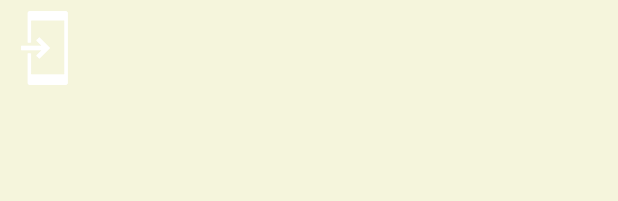
After one commit to TrevorTWX/HackGT2018, an Android app: the layout activity_multinavigate.xml on its own in the app's theme, with its tools: preview values and no code run, on a phone screen of 412 x 824 dp. The commit adds this screen. Shown: the top 201 px of the screen. Run offline under Robolectric (Android 15) with nearby library versions, the phone set to English and light mode, and no system bars; network calls fail; Roboto replaces fonts that are not available here.

Commit message:
NewNavActivity

```diff
--- a/android_trevor/BarcodeReaderSample-master/app/src/main/java/com/varvet/barcodereadersample/NavigationActivity.java
+++ b/android_trevor/BarcodeReaderSample-master/app/src/main/java/com/varvet/barcodereadersample/NavigationActivity.java
@@ -12,11 +12,16 @@ import com.android.volley.VolleyError;
 import com.android.volley.toolbox.ImageRequest;
 import com.android.volley.toolbox.Volley;
 
+import android.view.Window;
+import android.view.WindowManager;
+
 public class NavigationActivity extends AppCompatActivity {
 
     @Override
     protected void onCreate(Bundle savedInstanceState) {
         super.onCreate(savedInstanceState);
+        requestWindowFeature(Window.FEATURE_NO_TITLE);
+        getWindow().setFlags(WindowManager.LayoutParams.FLAG_FULLSCREEN, WindowManager.LayoutParams.FLAG_FULLSCREEN);
         setContentView(R.layout.activity_navigation);
 
         Intent intent = getIntent();
--- /dev/null
+++ b/android_trevor/BarcodeReaderSample-master/app/src/main/res/layout/activity_multinavigate.xml
@@ -0,0 +1,25 @@
+<?xml version="1.0" encoding="utf-8"?>
+<android.support.constraint.ConstraintLayout
+    xmlns:android="http://schemas.android.com/apk/res/android"
+    xmlns:app="http://schemas.android.com/apk/res-auto"
+    xmlns:tools="http://schemas.android.com/tools"
+    android:layout_width="match_parent"
+    android:layout_height="match_parent"
+    android:background="@color/colorBeige">
+
+    <ImageView
+        android:id="@+id/map1"
+        android:layout_width="wrap_content"
+        android:layout_height="wrap_content"
+        app:srcCompat="@drawable/common_full_open_on_phone"
+        tools:layout_editor_absoluteX="107dp"
+        tools:layout_editor_absoluteY="130dp" />
+
+    <ImageView
+        android:id="@+id/map2"
+        android:layout_width="wrap_content"
+        android:layout_height="wrap_content"
+        app:srcCompat="@drawable/common_full_open_on_phone"
+        tools:layout_editor_absoluteX="72dp"
+        tools:layout_editor_absoluteY="283dp" />
+</android.support.constraint.ConstraintLayout>
```
Also changed, not shown: android_trevor/BarcodeReaderSample-master/app/src/main/java/com/varvet/barcodereadersample/MultiNavigateActivity.java (added, +68 -0 lines), android_trevor/BarcodeReaderSample-master/app/src/main/res/layout/activity_navigation.xml (+8 -9 lines).
